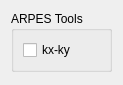
First picture: the form in src/view/ui/Tools_ARPESWidget.ui, repository upsideduck/app-arpes-aran, before the edit.
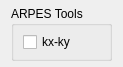
Second picture: the form after the edit.

```diff
--- a/src/view/ui/Tools_ARPESWidget.ui
+++ b/src/view/ui/Tools_ARPESWidget.ui
@@ -7,19 +7,31 @@
     <x>0</x>
     <y>0</y>
     <width>122</width>
-    <height>85</height>
+    <height>51</height>
    </rect>
   </property>
   <property name="windowTitle">
    <string>Form</string>
   </property>
   <layout class="QVBoxLayout" name="verticalLayout">
+   <property name="topMargin">
+    <number>6</number>
+   </property>
+   <property name="bottomMargin">
+    <number>6</number>
+   </property>
    <item>
     <widget class="QGroupBox" name="groupBox">
      <property name="title">
       <string>ARPES Tools</string>
      </property>
      <layout class="QVBoxLayout" name="verticalLayout_2">
+      <property name="topMargin">
+       <number>6</number>
+      </property>
+      <property name="bottomMargin">
+       <number>6</number>
+      </property>
       <item>
        <widget class="QCheckBox" name="kSpaceCheckBox">
         <property name="text">
@@ -30,19 +42,6 @@
      </layout>
     </widget>
    </item>
-   <item>
-    <spacer name="verticalSpacer">
-     <property name="orientation">
-      <enum>Qt::Vertical</enum>
-     </property>
-     <property name="sizeHint" stdset="0">
-      <size>
-       <width>20</width>
-       <height>40</height>
-      </size>
-     </property>
-    </spacer>
-   </item>
   </layout>
  </widget>
  <resources/>
```
